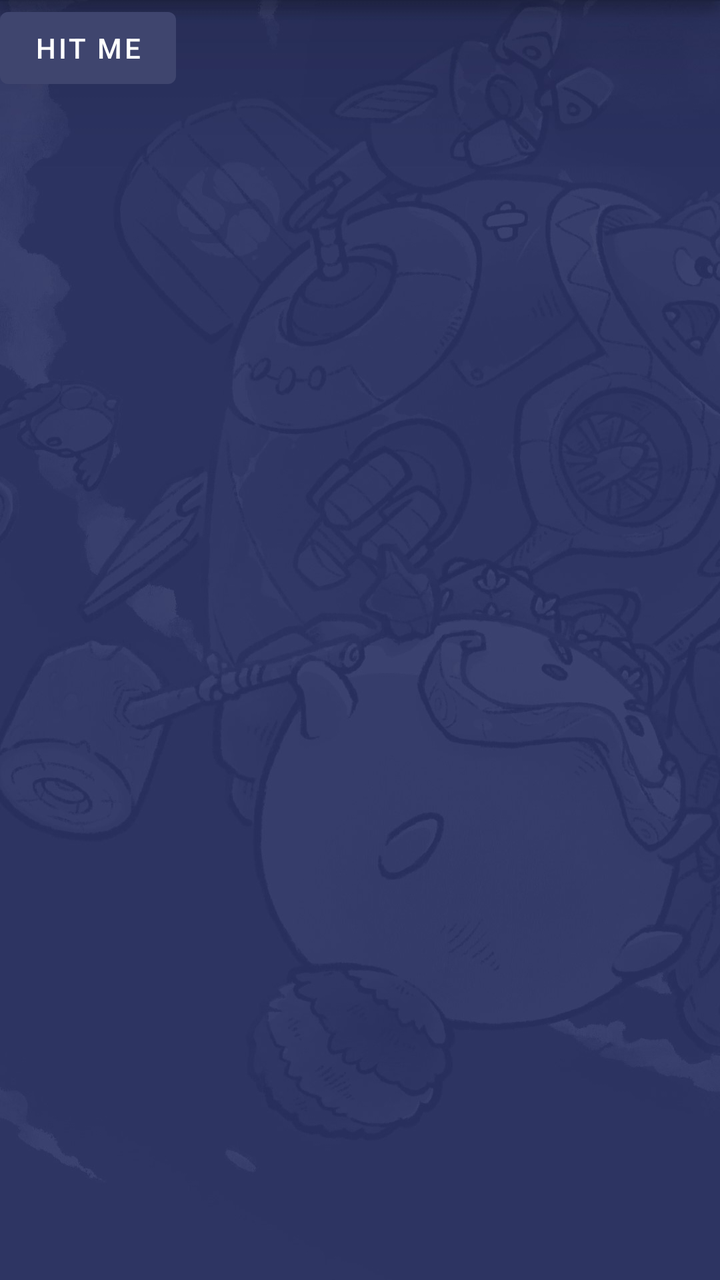
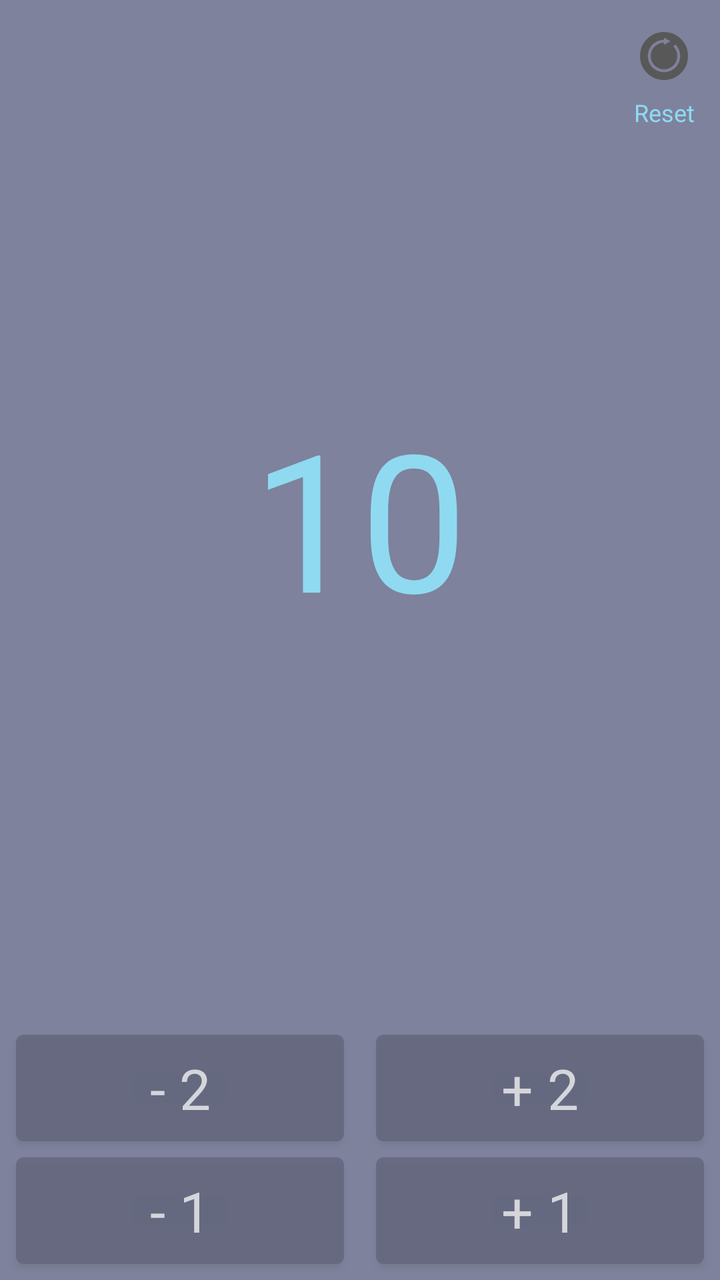

Screens rendered from an Android XML layout before and after an edit, with the pre-edit source and the edit as a unified diff.
<!-- AndroidManifest.xml: application theme Theme.LFGAxieCompanionApp.NoActionBar -->
<!-- res/layout/popup_window_expanded.xml -->
<?xml version="1.0" encoding="utf-8"?>
<androidx.constraintlayout.widget.ConstraintLayout xmlns:android="http://schemas.android.com/apk/res/android"
    xmlns:app="http://schemas.android.com/apk/res-auto"
    android:id="@+id/expanded_container"
    android:layout_width="match_parent"
    android:layout_height="match_parent">

    <androidx.appcompat.widget.AppCompatImageView
        android:layout_width="match_parent"
        android:layout_height="match_parent"
        android:scaleType="fitXY"
        android:src="@drawable/app_background"
        app:layout_constraintBottom_toBottomOf="parent"
        app:layout_constraintEnd_toEndOf="parent"
        app:layout_constraintStart_toStartOf="parent"
        app:layout_constraintTop_toTopOf="parent" />

    <Button
        android:id="@+id/btn_hit"
        android:layout_width="wrap_content"
        android:layout_height="wrap_content"
        android:layout_gravity="center"
        android:text="Hit me" />
</androidx.constraintlayout.widget.ConstraintLayout>
<!-- resources referenced by this layout -->
<resources>
  <!-- drawable app_background: jpg bitmap (drawable, 104287 bytes) -->
  <style name="Theme.LFGAxieCompanionApp.NoActionBar">
          <item name="windowActionBar">false</item>
          <item name="windowNoTitle">true</item>
      </style>
</resources>

<!-- the commit's change to res/layout/popup_window_expanded.xml (unified diff, before → after) -->
@@ -1,24 +1,166 @@
 <?xml version="1.0" encoding="utf-8"?>
 <androidx.constraintlayout.widget.ConstraintLayout xmlns:android="http://schemas.android.com/apk/res/android"
     xmlns:app="http://schemas.android.com/apk/res-auto"
+    xmlns:tools="http://schemas.android.com/tools"
     android:id="@+id/expanded_container"
-    android:layout_width="match_parent"
-    android:layout_height="match_parent">
+    android:layout_width="750dp"
+    android:layout_height="750dp"
+    android:alpha="0.75"
+    android:background="@drawable/slp_card_bg">
+
+
+    <com.google.android.material.button.MaterialButton
+        android:id="@+id/btnReset"
+        android:layout_width="24dp"
+        android:layout_height="24dp"
+        android:layout_marginTop="16dp"
+        android:layout_marginEnd="16dp"
+        android:background="@drawable/refresh_icon"
+        android:backgroundTint="@color/colorPrimary"
+        android:theme="@style/Theme.MaterialComponents.Bridge"
+        android:translationZ="1dp"
+        app:layout_constraintEnd_toEndOf="parent"
+        app:layout_constraintTop_toTopOf="parent" />
+
+    <androidx.appcompat.widget.AppCompatTextView
+        android:layout_width="wrap_content"
+        android:layout_height="wrap_content"
+        android:layout_marginTop="8dp"
+        android:text="Reset"
+        android:textAppearance="@style/LFGTabText"
+        android:translationZ="1dp"
+        app:layout_constraintEnd_toEndOf="@id/btnReset"
+        app:layout_constraintStart_toStartOf="@id/btnReset"
+        app:layout_constraintTop_toBottomOf="@id/btnReset" />
+
+    <androidx.appcompat.widget.AppCompatTextView
+        android:id="@+id/tvEnergyExpanded"
+        android:layout_width="wrap_content"
+        android:layout_height="wrap_content"
+        android:text="10"
+        android:textAppearance="@style/LFGTabText"
+        android:textSize="96sp"
+        android:translationZ="1dp"
+        app:layout_constraintBottom_toTopOf="@id/btnNegative2"
+        app:layout_constraintEnd_toEndOf="parent"
+        app:layout_constraintStart_toStartOf="parent"
+        app:layout_constraintTop_toTopOf="parent" />
 
     <androidx.appcompat.widget.AppCompatImageView
-        android:layout_width="match_parent"
-        android:layout_height="match_parent"
-        android:scaleType="fitXY"
-        android:src="@drawable/app_background"
+        android:layout_width="750dp"
+        android:layout_height="750dp"
+        android:background="@drawable/slp_card_bg"
+        android:src="@color/card_bg_1"
         app:layout_constraintBottom_toBottomOf="parent"
         app:layout_constraintEnd_toEndOf="parent"
         app:layout_constraintStart_toStartOf="parent"
         app:layout_constraintTop_toTopOf="parent" />
 
-    <Button
-        android:id="@+id/btn_hit"
+    <androidx.constraintlayout.widget.Guideline
+        android:id="@+id/guideline"
         android:layout_width="wrap_content"
         android:layout_height="wrap_content"
-        android:layout_gravity="center"
-        android:text="Hit me" />
+        android:orientation="vertical"
+        app:layout_constraintGuide_percent="0.5" />
+
+    <com.google.android.material.button.MaterialButton
+        android:id="@+id/btnNegative"
+        android:layout_width="0dp"
+        android:layout_height="wrap_content"
+        android:layout_margin="8dp"
+        android:alpha="0.7"
+        android:background="@null"
+        android:backgroundTint="@color/card_bg_2"
+        android:insetLeft="0dp"
+        android:insetTop="0dp"
+        android:insetRight="0dp"
+        android:insetBottom="0dp"
+        android:padding="8dp"
+        android:text="- 1"
+        android:textAlignment="center"
+        android:textAppearance="@style/LFGCardValue"
+        android:textColor="@color/white"
+        android:textSize="28sp"
+        android:theme="@style/Theme.MaterialComponents.Bridge"
+        app:layout_constraintBottom_toBottomOf="parent"
+        app:layout_constraintEnd_toStartOf="@id/guideline"
+        app:layout_constraintStart_toStartOf="parent"
+        tools:ignore="HardcodedText" />
+
+    <com.google.android.material.button.MaterialButton
+        android:id="@+id/btnNegative2"
+        android:layout_width="0dp"
+        android:layout_height="wrap_content"
+        android:layout_margin="8dp"
+        android:alpha="0.7"
+        android:background="@null"
+        android:backgroundTint="@color/card_bg_2"
+        android:insetLeft="0dp"
+        android:insetTop="0dp"
+        android:insetRight="0dp"
+        android:insetBottom="0dp"
+        android:padding="8dp"
+        android:text="- 2"
+        android:textAlignment="center"
+        android:textAppearance="@style/LFGCardValue"
+        android:textColor="@color/white"
+        android:textSize="28sp"
+        android:theme="@style/Theme.MaterialComponents.Bridge"
+
+        app:layout_constraintBottom_toTopOf="@id/btnNegative"
+        app:layout_constraintEnd_toStartOf="@id/guideline"
+        app:layout_constraintStart_toStartOf="parent"
+        tools:ignore="HardcodedText" />
+
+    <com.google.android.material.button.MaterialButton
+        android:id="@+id/btnPositive"
+        android:layout_width="0dp"
+
+        android:layout_height="wrap_content"
+        android:layout_margin="8dp"
+        android:alpha="0.7"
+        android:background="@null"
+        android:backgroundTint="@color/card_bg_2"
+        android:insetLeft="0dp"
+        android:insetTop="0dp"
+        android:insetRight="0dp"
+        android:insetBottom="0dp"
+        android:padding="8dp"
+        android:text="+ 1"
+        android:textAlignment="center"
+        android:textAppearance="@style/LFGCardValue"
+        android:textColor="@color/white"
+        android:textSize="28sp"
+        android:theme="@style/Theme.MaterialComponents.Bridge"
+        app:layout_constraintBottom_toBottomOf="parent"
+
+        app:layout_constraintEnd_toEndOf="parent"
+        app:layout_constraintStart_toEndOf="@id/guideline"
+        tools:ignore="HardcodedText" />
+
+    <com.google.android.material.button.MaterialButton
+        android:id="@+id/btnPositive2"
+        android:layout_width="0dp"
+        android:layout_height="wrap_content"
+        android:layout_margin="8dp"
+        android:alpha="0.7"
+        android:background="@null"
+        android:backgroundTint="@color/card_bg_2"
+        android:insetLeft="0dp"
+        android:insetTop="0dp"
+        android:insetRight="0dp"
+        android:insetBottom="0dp"
+        android:padding="8dp"
+        android:text="+ 2"
+        android:textAlignment="center"
+        android:textAppearance="@style/LFGCardValue"
+        android:textColor="@color/white"
+        android:textSize="28sp"
+        android:theme="@style/Theme.MaterialComponents.Bridge"
+        app:layout_constraintBottom_toTopOf="@id/btnPositive"
+        app:layout_constraintEnd_toEndOf="parent"
+        app:layout_constraintStart_toEndOf="@id/guideline"
+        tools:ignore="HardcodedText" />
+
+
 </androidx.constraintlayout.widget.ConstraintLayout>
<!-- resource entries referenced after the edit -->
@@ -1,9 +1,38 @@
 <!-- resources referenced by this layout -->
 <resources>
-  <!-- drawable app_background: jpg bitmap (drawable, 104287 bytes) -->
+  <color name="card_bg_1">#54597B</color>
+  <color name="card_bg_2">#2A2E4D</color>
+  <color name="colorPrimary">#3F456E</color>
+  <color name="white">#FFFFFFFF</color>
+  <!-- drawable refresh_icon: png bitmap (drawable, 3583 bytes) -->
+  <!-- drawable slp_card_bg (drawable) -->
+  <?xml version="1.0" encoding="utf-8"?>
+  <shape xmlns:android="http://schemas.android.com/apk/res/android"
+      android:shape="rectangle">
+      <corners
+          android:bottomLeftRadius="8dp"
+          android:bottomRightRadius="8dp"
+          android:topLeftRadius="8dp"
+          android:topRightRadius="8dp" />
+      <stroke
+          android:width="1dp"
+          android:color="@color/login_btn_label" />
+  </shape>
+  <style name="LFGCardValue">
+          <item name="android:textColor">@color/white</item>
+          <item name="fontFamily">@font/poppins_medium</item>
+          <item name="android:textSize">16dp</item>
+      </style>
+  <style name="LFGTabText">
+          <item name="fontFamily">@font/changa_one</item>
+          <item name="android:textColor">@color/slp_label</item>
+          <item name="android:textSize">12dp</item>
+      </style>
   <style name="Theme.LFGAxieCompanionApp.NoActionBar">
           <item name="windowActionBar">false</item>
           <item name="windowNoTitle">true</item>
       </style>
+  <color name="login_btn_label">#61D7F5</color>
+  <color name="slp_label">#6ACEED</color>
 </resources>
 
